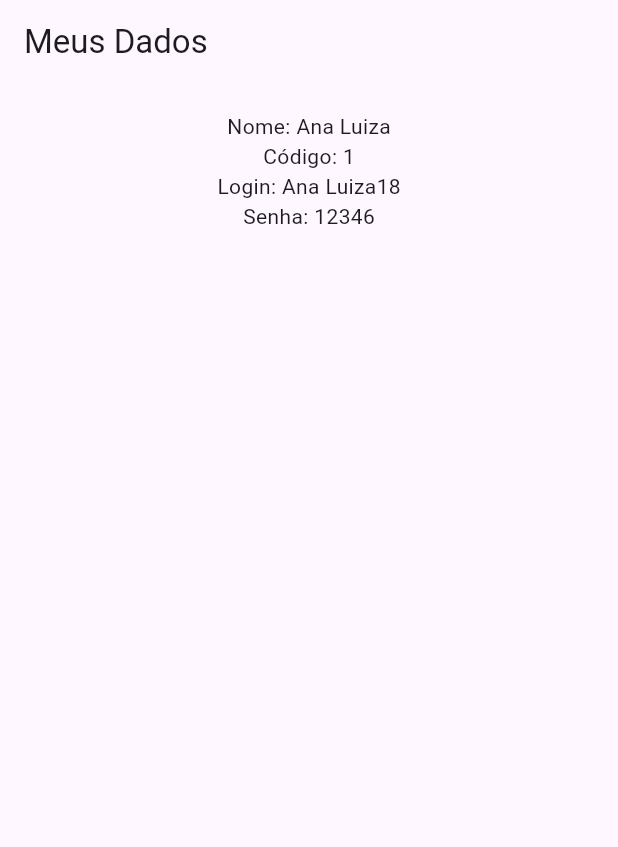
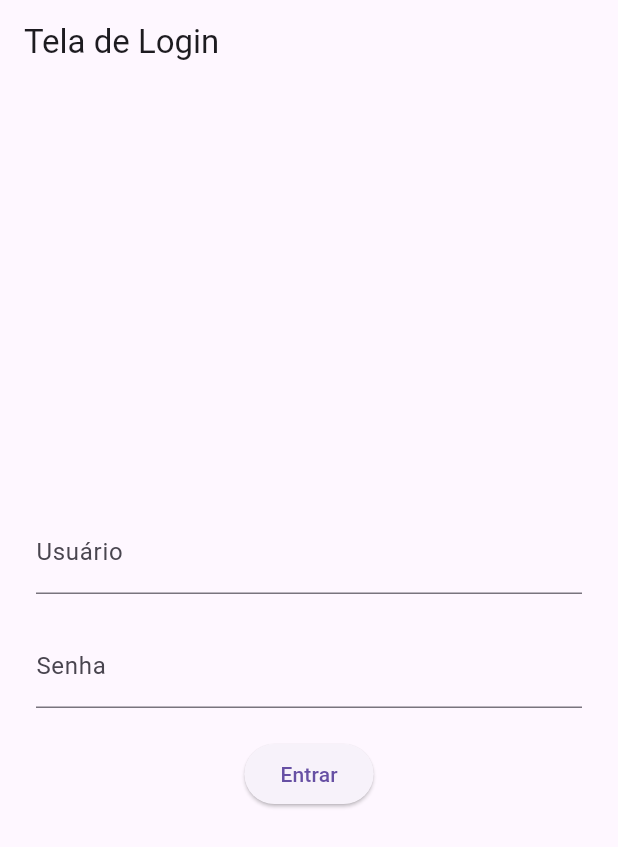
Before and after one commit to Analuizamunizdossantos/voupedir, a Flutter app: the screen it shows after launch, on a phone screen of 412 x 824 dp. Shown: the top 847 px of the screen. Run offline on Flutter 3.47's test engine with Material 3 defaults, Android fonts, the phone set to English and light mode, and no system bars.

Commit message:
criação de telas tipo home e login, sem o banco de dados.

```diff
--- a/lib/main.dart
+++ b/lib/main.dart
@@ -1,40 +1,20 @@
 import 'package:flutter/material.dart';
+import 'tela_login.dart';
 import 'usuario.dart';
+
 void main() {
   runApp(const MyApp());
 }
 
 class MyApp extends StatelessWidget {
   const MyApp({super.key});
-
   @override
   Widget build(BuildContext context) {
 
-    usuario u = new usuario(
-    codigo: 1,
-    login: "Ana Luiza18",
-    nome: "Ana Luiza",
-    senha:"12346"
-    );
 
     return MaterialApp(
-      home: Scaffold(
-        appBar: AppBar(
-          title: const Text("Meus Dados"),
-        ),
-        body: Center(
-          child: Padding(padding: const EdgeInsets.all(18.0),
-            child: Column(
-              children: [
-                Text("Nome: ${u.nome}"),
-                Text("Código: ${u.codigo}"),
-                Text("Login: ${u.login}"),
-                Text("Senha: ${u.senha}"),
-              ],
-            ),
-          ),
-        ),
-      ),
+    debugShowCheckedModeBanner: false,
+      home: TelaLogin(),
     );
   }
 }
--- /dev/null
+++ b/lib/tela_home.dart
@@ -0,0 +1,15 @@
+import 'package:flutter/material.dart';
+
+class TelaHome extends StatelessWidget {
+  TelaHome({super.key});
+
+  @override
+  Widget build(BuildContext context) {
+    return Scaffold(
+      appBar: AppBar(title: const Text("Seja bem vindo Usuário:")),
+      body: const Center(
+        child: Text("Tela Home"),
+      ),
+    );
+  }
+}
--- /dev/null
+++ b/lib/tela_login.dart
@@ -0,0 +1,57 @@
+import 'package:flutter/material.dart';
+import 'usuario.dart';
+import 'dart:ui';
+import 'tela_home.dart';
+
+
+class TelaLogin extends StatelessWidget{
+  TelaLogin({super.key});
+
+  @override
+  usuario u = usuario (
+    nome: 'admin',
+    login: 'admin',
+    senha: '@senhaforte123',
+    codigo: 1
+  );
+
+  final TextEditingController usuarioController = TextEditingController();
+  final TextEditingController senhaController = TextEditingController();
+
+  @override
+  Widget build(BuildContext context) {
+    return Scaffold(
+        appBar: AppBar(title: const Text("Tela de Login")),
+        body: Padding(padding: const EdgeInsets.all(24.0),
+          child: Column(
+            mainAxisAlignment: MainAxisAlignment.center,
+            children: [
+              TextField(
+                decoration: const InputDecoration(labelText: 'Usuário'),
+                controller: usuarioController,
+              ) ,
+              const SizedBox(height: 20),
+              TextField(
+                decoration: const InputDecoration(labelText: 'Senha'),
+                obscureText: true,
+                controller: senhaController,
+              ),
+              SizedBox(height: 20),
+              ElevatedButton(onPressed: (){
+                if(u.login == usuarioController.text && u.senha == senhaController.text) {
+                  Navigator.push(context,
+                      MaterialPageRoute(builder: (context) => TelaHome())
+                  );
+                }else {
+                  ScaffoldMessenger.of(context).showSnackBar(
+                      SnackBar(content: Text("Usuário ou senha inválido!"))
+                  );
+                }
+              }, child: const Text('Entrar'))
+            ],
+
+          ),
+        )
+    );
+  }
+}
```
